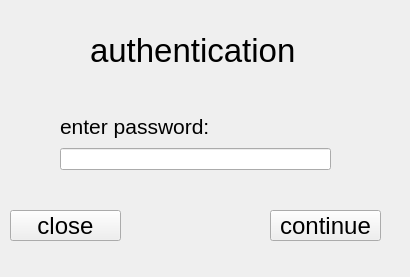
Above: notes/authentication.ui from mkhalez/notes before the change. Below: the same form after it.
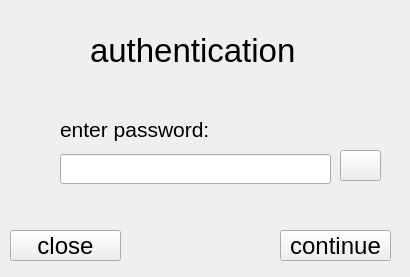
That is the form after the change.

Diff of the .ui file:
```diff
--- a/notes/authentication.ui
+++ b/notes/authentication.ui
@@ -19,7 +19,7 @@
      <x>60</x>
      <y>110</y>
      <width>271</width>
-     <height>60</height>
+     <height>74</height>
     </rect>
    </property>
    <layout class="QVBoxLayout" name="verticalLayout">
@@ -36,15 +36,25 @@
      </widget>
     </item>
     <item>
-     <widget class="QLineEdit" name="passwordEdit"/>
+     <widget class="QLineEdit" name="passwordEdit">
+      <property name="minimumSize">
+       <size>
+        <width>0</width>
+        <height>30</height>
+       </size>
+      </property>
+      <property name="echoMode">
+       <enum>QLineEdit::Password</enum>
+      </property>
+     </widget>
     </item>
    </layout>
   </widget>
   <widget class="QPushButton" name="continueButton">
    <property name="geometry">
     <rect>
-     <x>270</x>
-     <y>210</y>
+     <x>280</x>
+     <y>230</y>
      <width>111</width>
      <height>31</height>
     </rect>
@@ -62,7 +72,7 @@
    <property name="geometry">
     <rect>
      <x>10</x>
-     <y>210</y>
+     <y>230</y>
      <width>111</width>
      <height>31</height>
     </rect>
@@ -94,6 +104,24 @@
     <string>authentication</string>
    </property>
   </widget>
+  <widget class="QPushButton" name="checkPasswordButton">
+   <property name="geometry">
+    <rect>
+     <x>340</x>
+     <y>150</y>
+     <width>41</width>
+     <height>31</height>
+    </rect>
+   </property>
+   <property name="font">
+    <font>
+     <pointsize>25</pointsize>
+    </font>
+   </property>
+   <property name="text">
+    <string/>
+   </property>
+  </widget>
  </widget>
  <resources/>
  <connections/>
```
